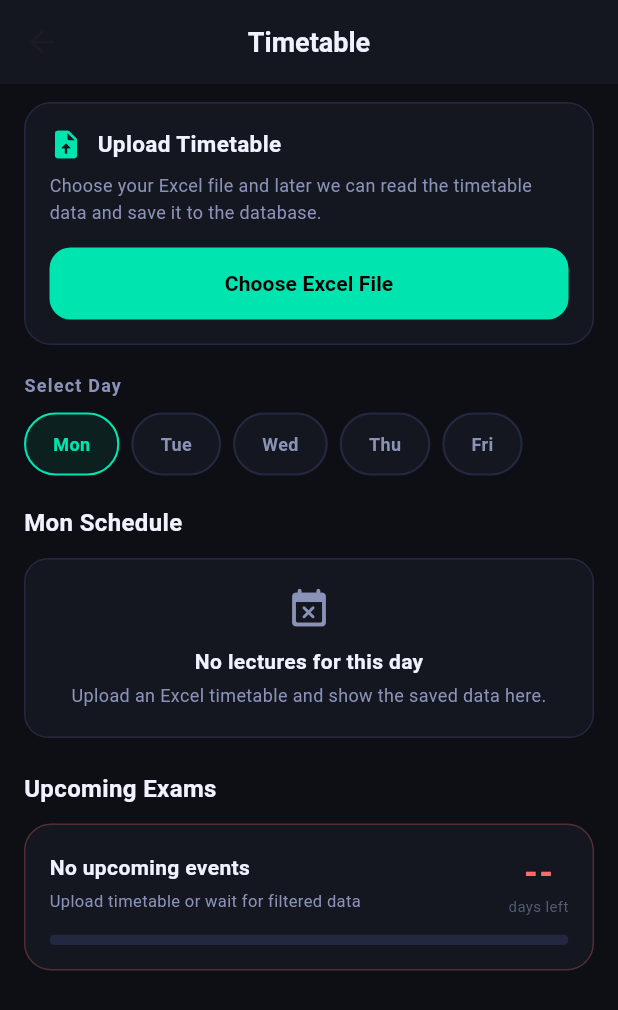
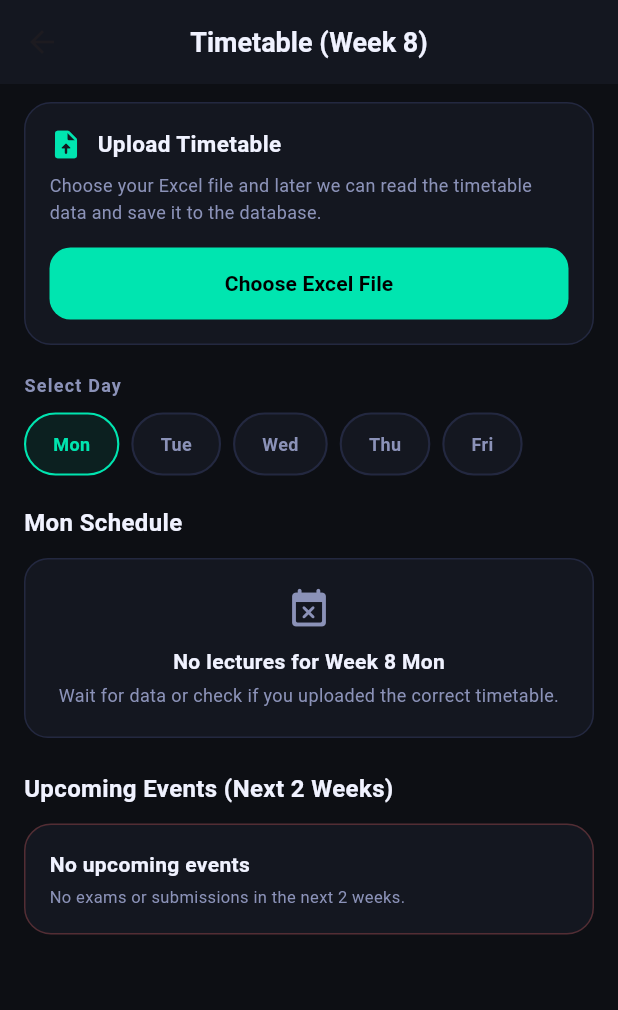
Before and after one commit to madhukamethsara/Voice-note-, a Flutter app: the TimetableScreen screen opened directly, on a phone screen of 412 x 824 dp. Shown: the top 1010 px of the screen. Run offline on Flutter 3.47's test engine with Material 3 defaults, Android fonts, the phone set to English and light mode, and no system bars; our stand-ins replace cloud_firestore, file_picker, firebase_auth, firebase_core, go_router, google_fonts; missing offline and left inert: excel; accounts and stored records are empty.

Commit message:
Update timetable to show specific week and list 2-week upcoming activities

```diff
--- a/lib/Screens/Student/Home.dart
+++ b/lib/Screens/Student/Home.dart
@@ -1,5 +1,5 @@
 import 'package:flutter/material.dart';
-import 'package:intl/intl.dart'; //
+import 'package:intl/intl.dart';
 import 'package:voicenote/Models/AppUser.dart';
 import 'package:voicenote/Models/TimetableEntry.dart';
 import 'package:voicenote/Services/AuthService.dart';
@@ -49,10 +49,9 @@ class _HomeState extends State<Home> {
       final user = await _authService.getCurrentAppUser();
 
       if (user != null) {
-        // Fetch LIVE data
-        final entries = await _timetableService.getEntriesByDegree(user.degree ?? "", user.uid);
+        // UPDATED: Now calls getCurrentWeekEntries to filter by the current academic week
+        final entries = await _timetableService.getCurrentWeekEntries(user.degree ?? "", user.uid);
 
-        // Use DateFormat
         String todayName = DateFormat('EEEE').format(DateTime.now());
 
         if (!mounted) return;
@@ -221,7 +220,7 @@ class _HomeState extends State<Home> {
         border: Border.all(color: Home.cardBorder),
       ),
       child: const Text(
-        "No lectures scheduled for today. Upload a file to see your data.",
+        "No lectures scheduled for today. Upload a file or wait for the new week.",
         style: TextStyle(color: Home.subText, fontSize: 13),
       ),
     );
--- a/lib/Screens/Student/TimeTable.dart
+++ b/lib/Screens/Student/TimeTable.dart
@@ -38,12 +38,14 @@ class _StudentTimetableScreenState extends State<TimetableScreen> {
 
   String _studentDegree = "";
   bool _isLoadingTimetable = false;
+  int _currentWeek = 1;
 
   String? _selectedFileName;
 
   @override
   void initState() {
     super.initState();
+    _currentWeek = _timetableService.getCurrentAcademicWeek();
     _loadStudentDegree();
   }
 
@@ -164,7 +166,7 @@ class _StudentTimetableScreenState extends State<TimetableScreen> {
         _isLoadingTimetable = true;
       });
 
-      final entries = await _timetableService.getEntriesByDegree(_studentDegree, user.uid);
+      final entries = await _timetableService.getCurrentWeekEntries(_studentDegree, user.uid);
       final upcoming = await _timetableService.getUpcomingEntries(_studentDegree, user.uid);
 
       if (!mounted) return;
@@ -175,8 +177,7 @@ class _StudentTimetableScreenState extends State<TimetableScreen> {
         _isLoadingTimetable = false;
       });
 
-      print("FILTERED_ENTRIES_COUNT → ${entries.length}");
-      print("UPCOMING_ENTRIES_COUNT → ${upcoming.length}");
+      print("FILTERED_ENTRIES_COUNT (Week $_currentWeek) → ${entries.length}");
     } catch (e) {
       if (!mounted) return;
 
@@ -244,11 +245,6 @@ class _StudentTimetableScreenState extends State<TimetableScreen> {
     return const Color(0xFF00E5B0);
   }
 
-  TimetableEntry? _getNextUpcomingEntry() {
-    if (_upcomingEntries.isEmpty) return null;
-    return _upcomingEntries.first;
-  }
-
   @override
   Widget build(BuildContext context) {
     final selectedDay = days[selectedDayIndex];
@@ -262,9 +258,9 @@ class _StudentTimetableScreenState extends State<TimetableScreen> {
         backgroundColor: const Color(0xFF141720),
         elevation: 0,
         centerTitle: true,
-        title: const Text(
-          "Timetable",
-          style: TextStyle(
+        title: Text(
+          "Timetable (Week $_currentWeek)",
+          style: const TextStyle(
             color: Color(0xFFF0F2FF),
             fontWeight: FontWeight.w700,
             fontSize: 18,
@@ -358,7 +354,7 @@ class _StudentTimetableScreenState extends State<TimetableScreen> {
                       ),
                     )
                   : sessions.isEmpty
-                      ? _buildEmptyState()
+                      ? _buildEmptyState(selectedDay)
                       : Column(
                           children: sessions.map((session) {
                             return _buildTimeTableRow(
@@ -371,7 +367,7 @@ class _StudentTimetableScreenState extends State<TimetableScreen> {
                         ),
               const SizedBox(height: 22),
               const Text(
-                "Upcoming Exams",
+                "Upcoming Events (Next 2 Weeks)",
                 style: TextStyle(
                   color: Color(0xFFF0F2FF),
                   fontSize: 16,
@@ -531,9 +527,7 @@ class _StudentTimetableScreenState extends State<TimetableScreen> {
   }
 
   Widget _buildExamCard() {
-    final upcoming = _getNextUpcomingEntry();
-
-    if (upcoming == null) {
+    if (_upcomingEntries.isEmpty) {
       return Container(
         width: double.infinity,
         padding: const EdgeInsets.all(16),
@@ -560,7 +554,7 @@ class _StudentTimetableScreenState extends State<TimetableScreen> {
                       ),
                       SizedBox(height: 4),
                       Text(
-                        "Upload timetable or wait for filtered data",
+                        "No exams or submissions in the next 2 weeks.",
                         style: TextStyle(
                           color: Color(0xFF8B92B8),
                           fontSize: 11,
@@ -569,62 +563,34 @@ class _StudentTimetableScreenState extends State<TimetableScreen> {
                     ],
                   ),
                 ),
-                Column(
-                  children: [
-                    Text(
-                      "--",
-                      style: TextStyle(
-                        color: Color(0xFFFF6B6B),
-                        fontSize: 22,
-                        fontWeight: FontWeight.w800,
-                      ),
-                    ),
-                    Text(
-                      "days left",
-                      style: TextStyle(
-                        color: Color(0xFF555E7A),
-                        fontSize: 10,
-                      ),
-                    ),
               ],
-                ),
-              ],
-            ),
-            SizedBox(height: 12),
-            ClipRRect(
-              borderRadius: BorderRadius.all(Radius.circular(20)),
-              child: LinearProgressIndicator(
-                value: 0,
-                minHeight: 7,
-                backgroundColor: Color(0xFF232840),
-                valueColor: AlwaysStoppedAnimation(Color(0xFFFF6B6B)),
-              ),
             ),
           ],
         ),
       );
     }
 
-    return Container(
+    // Logic to build the list of all upcoming activities
+    return Column(
+      children: _upcomingEntries.map((entry) {
+        return Padding(
+          padding: const EdgeInsets.only(bottom: 10),
+          child: Container(
             width: double.infinity,
             padding: const EdgeInsets.all(16),
             decoration: BoxDecoration(
               color: const Color(0xFF141720),
               borderRadius: BorderRadius.circular(18),
-        border: Border.all(color: const Color(0x44FF6B6B)),
+              border: Border.all(color: _getColorForEntry(entry).withOpacity(0.4)),
             ),
-      child: Column(
-        children: [
-          Row(
+            child: Row(
               children: [
                 Expanded(
                   child: Column(
                     crossAxisAlignment: CrossAxisAlignment.start,
                     children: [
                       Text(
-                      upcoming.moduleCode == "SPECIAL"
-                          ? upcoming.rawText
-                          : upcoming.moduleCode,
+                        entry.moduleCode == "SPECIAL" ? entry.rawText : entry.moduleCode,
                         style: const TextStyle(
                           color: Color(0xFFF0F2FF),
                           fontSize: 14,
@@ -633,7 +599,7 @@ class _StudentTimetableScreenState extends State<TimetableScreen> {
                       ),
                       const SizedBox(height: 4),
                       Text(
-                      "${upcoming.day} · ${upcoming.startTime.length >= 5 ? upcoming.startTime.substring(0, 5) : upcoming.startTime}",
+                        "${entry.day} · ${entry.startTime}",
                         style: const TextStyle(
                           color: Color(0xFF8B92B8),
                           fontSize: 11,
@@ -645,9 +611,9 @@ class _StudentTimetableScreenState extends State<TimetableScreen> {
                 Column(
                   children: [
                     Text(
-                    "${upcoming.week}",
-                    style: const TextStyle(
-                      color: Color(0xFFFF6B6B),
+                      "${entry.week}",
+                      style: TextStyle(
+                        color: _getColorForEntry(entry),
                         fontSize: 22,
                         fontWeight: FontWeight.w800,
                       ),
@@ -663,22 +629,13 @@ class _StudentTimetableScreenState extends State<TimetableScreen> {
                 ),
               ],
             ),
-          const SizedBox(height: 12),
-          ClipRRect(
-            borderRadius: BorderRadius.circular(20),
-            child: const LinearProgressIndicator(
-              value: 0.65,
-              minHeight: 7,
-              backgroundColor: Color(0xFF232840),
-              valueColor: AlwaysStoppedAnimation(Color(0xFFFF6B6B)),
           ),
-          ),
-        ],
-      ),
+        );
+      }).toList(),
     );
   }
 
-  Widget _buildEmptyState() {
+  Widget _buildEmptyState(String currentDay) {
     return Container(
       width: double.infinity,
       padding: const EdgeInsets.all(18),
@@ -687,21 +644,21 @@ class _StudentTimetableScreenState extends State<TimetableScreen> {
         borderRadius: BorderRadius.circular(16),
         border: Border.all(color: const Color(0xFF232840)),
       ),
-      child: const Column(
+      child: Column(
         children: [
-          Icon(Icons.event_busy_rounded, color: Color(0xFF8B92B8), size: 30),
-          SizedBox(height: 10),
+          const Icon(Icons.event_busy_rounded, color: Color(0xFF8B92B8), size: 30),
+          const SizedBox(height: 10),
           Text(
-            "No lectures for this day",
-            style: TextStyle(
+            "No lectures for Week $_currentWeek $currentDay",
+            style: const TextStyle(
               color: Color(0xFFF0F2FF),
               fontSize: 14,
               fontWeight: FontWeight.w700,
             ),
           ),
-          SizedBox(height: 4),
-          Text(
-            "Upload an Excel timetable and show the saved data here.",
+          const SizedBox(height: 4),
+          const Text(
+            "Wait for data or check if you uploaded the correct timetable.",
             textAlign: TextAlign.center,
             style: TextStyle(
               color: Color(0xFF8B92B8),
--- a/lib/Services/TimetableService.dart
+++ b/lib/Services/TimetableService.dart
@@ -4,8 +4,23 @@ import '../Models/TimetableEntry.dart';
 class TimetableService {
   final FirebaseFirestore _firestore = FirebaseFirestore.instance;
 
+  // Change this date to the Monday of your Week 1
+  final DateTime semesterStart = DateTime(2026, 2, 2);
+
+  /// Calculates the current academic week number based on today's date
+  int getCurrentAcademicWeek() {
+    final now = DateTime.now();
+    if (now.isBefore(semesterStart)) return 1;
+
+    final difference = now.difference(semesterStart).inDays;
+    // Calculate week: difference / 7 + 1
+    int week = (difference / 7).floor() + 1;
+
+    // Ensure we don't return negative or unrealistic weeks
+    return week > 0 ? week : 1;
+  }
+
   Future<void> saveEntries(List<TimetableEntry> entries, String uid) async {
-
     await deleteUserEntries(uid);
 
     final batch = _firestore.batch();
@@ -59,20 +74,34 @@ class TimetableService {
     return filtered;
   }
 
+  /// New method to fetch ONLY the current week's entries
+  Future<List<TimetableEntry>> getCurrentWeekEntries(String studentDegree, String uid) async {
+    final int currentWeek = getCurrentAcademicWeek();
+    final allEntries = await getEntriesByDegree(studentDegree, uid);
+
+    return allEntries.where((entry) => entry.week == currentWeek).toList();
+  }
+
+  /// UPDATED: Fetches special activities for the 2-week range
   Future<List<TimetableEntry>> getUpcomingEntries(String studentDegree, String uid) async {
-    final filtered = await getEntriesByDegree(studentDegree, uid);
+    final int currentWeek = getCurrentAcademicWeek();
+    final allEntries = await getEntriesByDegree(studentDegree, uid);
 
-    final upcoming = filtered.where((entry) {
+    final upcoming = allEntries.where((entry) {
       final text = entry.rawText.toUpperCase();
 
-      return text.contains("EXAM") ||
+      // Keywords to look for in the Excel raw text
+      bool isSpecialActivity = text.contains("EXAM") ||
+          text.contains("VIVA") ||
+          text.contains("SUBMISSION") ||
           text.contains("COURSEWORK") ||
-          text.contains("SUBMISSION") ||
-          text.contains("VIVA") ||
-          text.contains("STUDY LEAVE") ||
-          text.contains("HOLIDAY") ||
-          text.contains("POYADAY") ||
-          text.contains("INDEPENDENCE DAY");
+          text.contains("PRESENTATION") ||
+          text.contains("TEST");
+
+      // Filter for current week and next week (2 weeks total)
+      bool isWithinRange = entry.week >= currentWeek && entry.week <= (currentWeek + 1);
+
+      return isSpecialActivity && isWithinRange;
     }).toList();
 
     upcoming.sort(_compareEntries);
```
Lines whose indentation alone changed are shown as unchanged.
